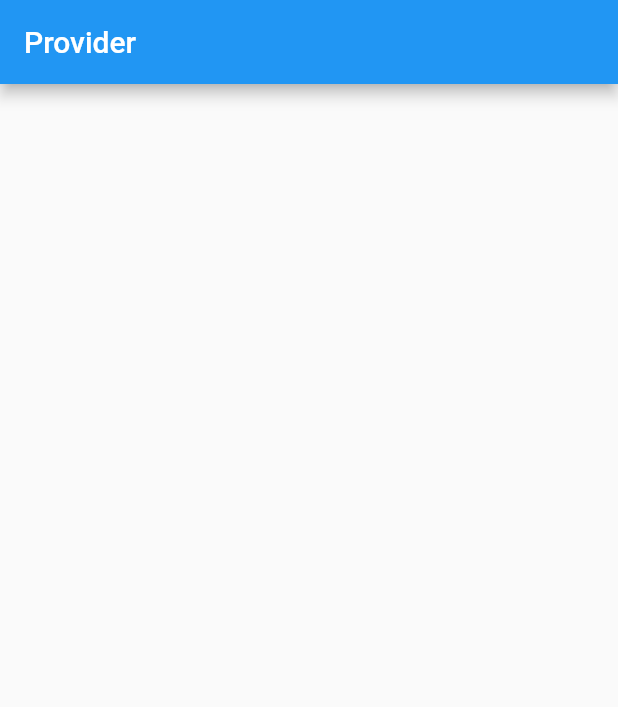
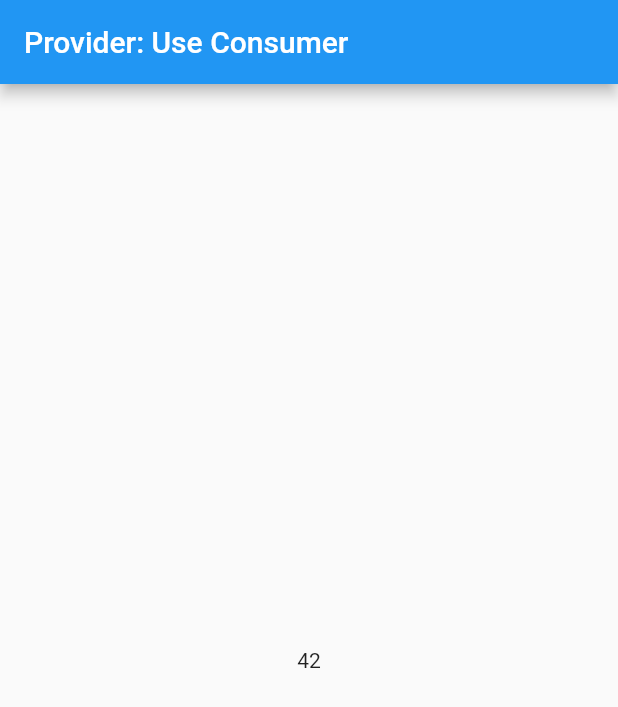
Before and after one commit to MyoMin-Latt/flutter-riverpod, a Flutter app: the screen it shows after launch, on a phone screen of 412 x 824 dp. Shown: the top 707 px of the screen. Run offline on Flutter 3.47's test engine with Material 2 defaults, Android fonts, the phone set to English and light mode, and no system bars; our stand-ins replace hooks_riverpod.

Commit message:
provider: numberProvider with consumer

```diff
--- a/lib/provider_page.dart
+++ b/lib/provider_page.dart
@@ -1,4 +1,9 @@
 import 'package:flutter/material.dart';
+import 'package:hooks_riverpod/hooks_riverpod.dart';
+
+final numberProvider = Provider<int>((ref) {
+  return 42;
+});
 
 class ProviderPage extends StatelessWidget {
   const ProviderPage({Key? key}) : super(key: key);
@@ -7,7 +12,15 @@ class ProviderPage extends StatelessWidget {
   Widget build(BuildContext context) {
     return Scaffold(
       appBar: AppBar(
-        title: const Text('Provider'),
+        title: const Text('Provider: Use Consumer'),
+      ),
+      body: Center(
+        child: Consumer(
+          builder: (context, ref, child) {
+            final number = ref.watch(numberProvider);
+            return Text(number.toString());
+          },
+        ),
       ),
     );
   }
```
